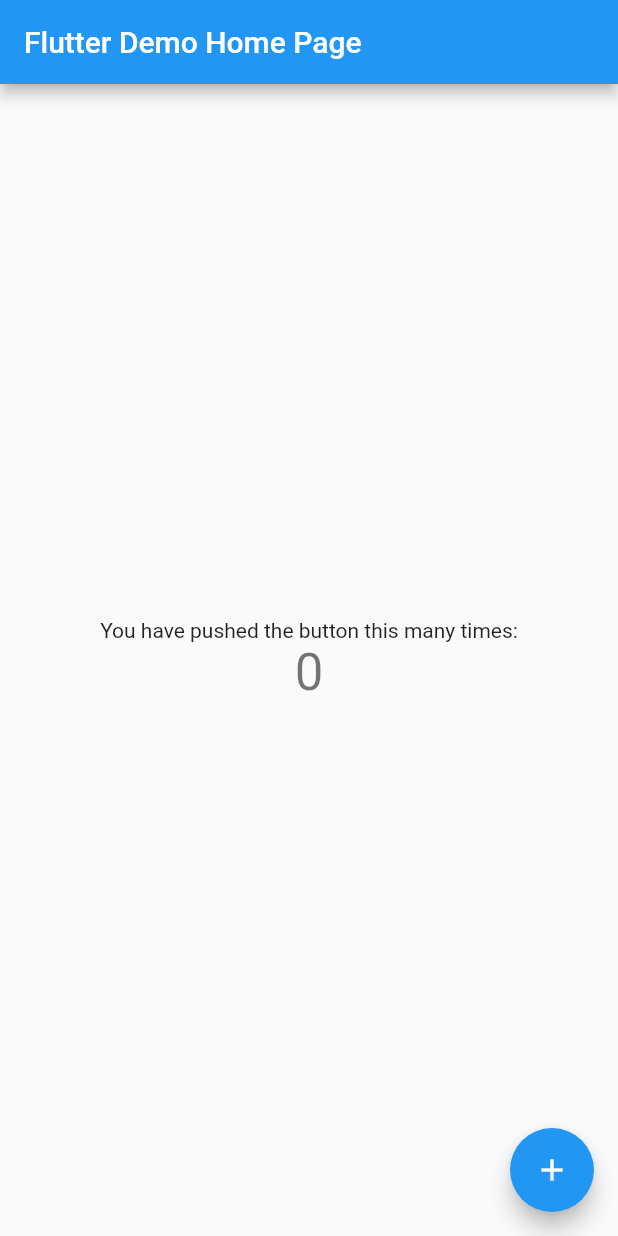
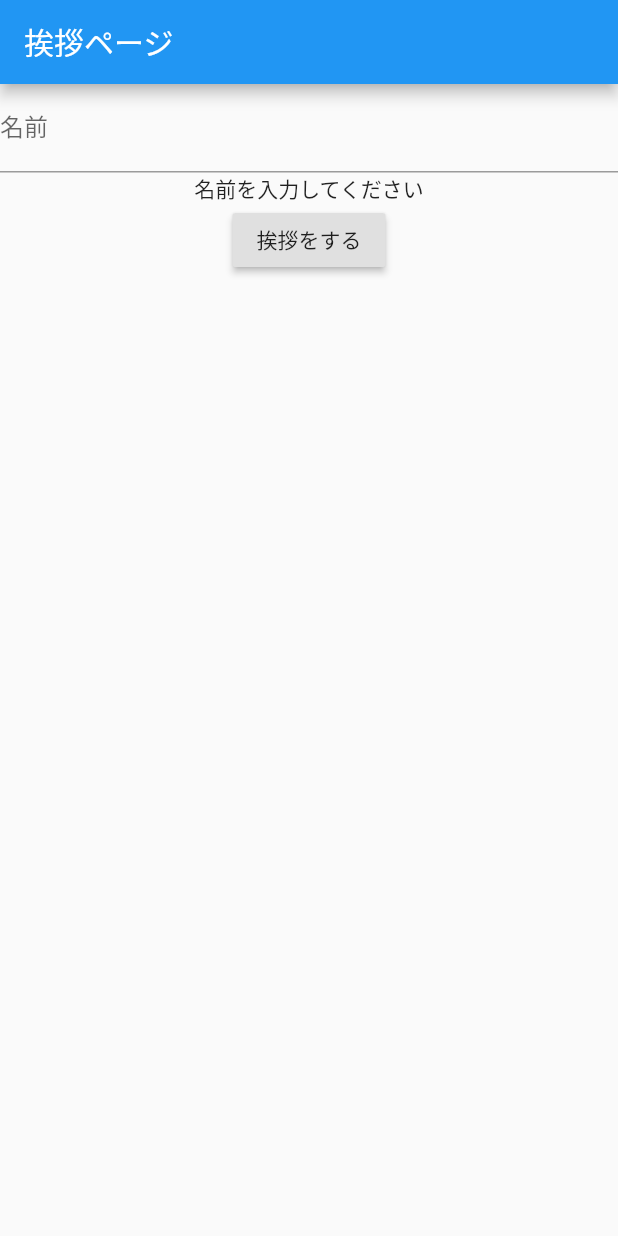
Before and after one commit to nao-18/flutter_test_app, a Flutter app: the screen it shows after launch, on a phone screen of 412 x 824 dp. Run offline on Flutter 3.47's test engine with Material 2 defaults, Android fonts, the phone set to English and light mode, and no system bars.

Commit message:
created greeting function

```diff
--- /dev/null
+++ b/lib/greeting_page.dart
@@ -0,0 +1,54 @@
+import 'package:flutter/material.dart';
+import 'package:fluttertestapp/greeting.dart';
+
+class GreetingPage extends StatefulWidget {
+  @override
+  _GreetingPageState createState() => _GreetingPageState();
+}
+
+class _GreetingPageState extends State<GreetingPage> {
+  var _greeting = Greeting();
+  String _name;
+  TextEditingController _textEditingController;
+
+  @override
+  void initState() {
+    super.initState();
+    _textEditingController = TextEditingController();
+  }
+
+  @override
+  Widget build(BuildContext context) {
+    return Scaffold(
+      appBar: AppBar(
+        title: Text('挨拶ページ'),
+      ),
+      body: Center(
+        child: Column(
+          children: <Widget>[
+            TextField(
+              controller: _textEditingController,
+              decoration: InputDecoration(
+                labelText: '名前',
+              ),
+              key: const Key('name text field'),
+            ),
+            Text(
+              _greeting.greeting(_name),
+              key: const Key('greeting text'),
+            ),
+            RaisedButton(
+              child: Text('挨拶をする'),
+              onPressed: () {
+                setState(() {
+                  _name = _textEditingController.text;
+                });
+              },
+              key: const Key('greeting button'),
+            ),
+          ],
+        ),
+      ),
+    );
+  }
+}
--- a/lib/main.dart
+++ b/lib/main.dart
@@ -1,117 +1,20 @@
 import 'package:flutter/material.dart';
+import 'package:fluttertestapp/greeting_page.dart';
 
 void main() {
   runApp(MyApp());
 }
 
-class MyApp extends StatelessWidget {
-  // This widget is the root of your application.
+class MyApp extends StatefulWidget {
+  @override
+  _MyAppState createState() => _MyAppState();
+}
+
+class _MyAppState extends State<MyApp> {
   @override
   Widget build(BuildContext context) {
     return MaterialApp(
-      title: 'Flutter Demo',
-      theme: ThemeData(
-        // This is the theme of your application.
-        //
-        // Try running your application with "flutter run". You'll see the
-        // application has a blue toolbar. Then, without quitting the app, try
-        // changing the primarySwatch below to Colors.green and then invoke
-        // "hot reload" (press "r" in the console where you ran "flutter run",
-        // or simply save your changes to "hot reload" in a Flutter IDE).
-        // Notice that the counter didn't reset back to zero; the application
-        // is not restarted.
-        primarySwatch: Colors.blue,
-        // This makes the visual density adapt to the platform that you run
-        // the app on. For desktop platforms, the controls will be smaller and
-        // closer together (more dense) than on mobile platforms.
-        visualDensity: VisualDensity.adaptivePlatformDensity,
-      ),
-      home: MyHomePage(title: 'Flutter Demo Home Page'),
+      home: GreetingPage(),
     );
   }
 }
-
-class MyHomePage extends StatefulWidget {
-  MyHomePage({Key key, this.title}) : super(key: key);
-
-  // This widget is the home page of your application. It is stateful, meaning
-  // that it has a State object (defined below) that contains fields that affect
-  // how it looks.
-
-  // This class is the configuration for the state. It holds the values (in this
-  // case the title) provided by the parent (in this case the App widget) and
-  // used by the build method of the State. Fields in a Widget subclass are
-  // always marked "final".
-
-  final String title;
-
-  @override
-  _MyHomePageState createState() => _MyHomePageState();
-}
-
-class _MyHomePageState extends State<MyHomePage> {
-  int _counter = 0;
-
-  void _incrementCounter() {
-    setState(() {
-      // This call to setState tells the Flutter framework that something has
-      // changed in this State, which causes it to rerun the build method below
-      // so that the display can reflect the updated values. If we changed
-      // _counter without calling setState(), then the build method would not be
-      // called again, and so nothing would appear to happen.
-      _counter++;
-    });
-  }
-
-  @override
-  Widget build(BuildContext context) {
-    // This method is rerun every time setState is called, for instance as done
-    // by the _incrementCounter method above.
-    //
-    // The Flutter framework has been optimized to make rerunning build methods
-    // fast, so that you can just rebuild anything that needs updating rather
-    // than having to individually change instances of widgets.
-    return Scaffold(
-      appBar: AppBar(
-        // Here we take the value from the MyHomePage object that was created by
-        // the App.build method, and use it to set our appbar title.
-        title: Text(widget.title),
-      ),
-      body: Center(
-        // Center is a layout widget. It takes a single child and positions it
-        // in the middle of the parent.
-        child: Column(
-          // Column is also a layout widget. It takes a list of children and
-          // arranges them vertically. By default, it sizes itself to fit its
-          // children horizontally, and tries to be as tall as its parent.
-          //
-          // Invoke "debug painting" (press "p" in the console, choose the
-          // "Toggle Debug Paint" action from the Flutter Inspector in Android
-          // Studio, or the "Toggle Debug Paint" command in Visual Studio Code)
-          // to see the wireframe for each widget.
-          //
-          // Column has various properties to control how it sizes itself and
-          // how it positions its children. Here we use mainAxisAlignment to
-          // center the children vertically; the main axis here is the vertical
-          // axis because Columns are vertical (the cross axis would be
-          // horizontal).
-          mainAxisAlignment: MainAxisAlignment.center,
-          children: <Widget>[
-            Text(
-              'You have pushed the button this many times:',
-            ),
-            Text(
-              '$_counter',
-              style: Theme.of(context).textTheme.headline4,
-            ),
-          ],
-        ),
-      ),
-      floatingActionButton: FloatingActionButton(
-        onPressed: _incrementCounter,
-        tooltip: 'Increment',
-        child: Icon(Icons.add),
-      ), // This trailing comma makes auto-formatting nicer for build methods.
-    );
-  }
-}
```
